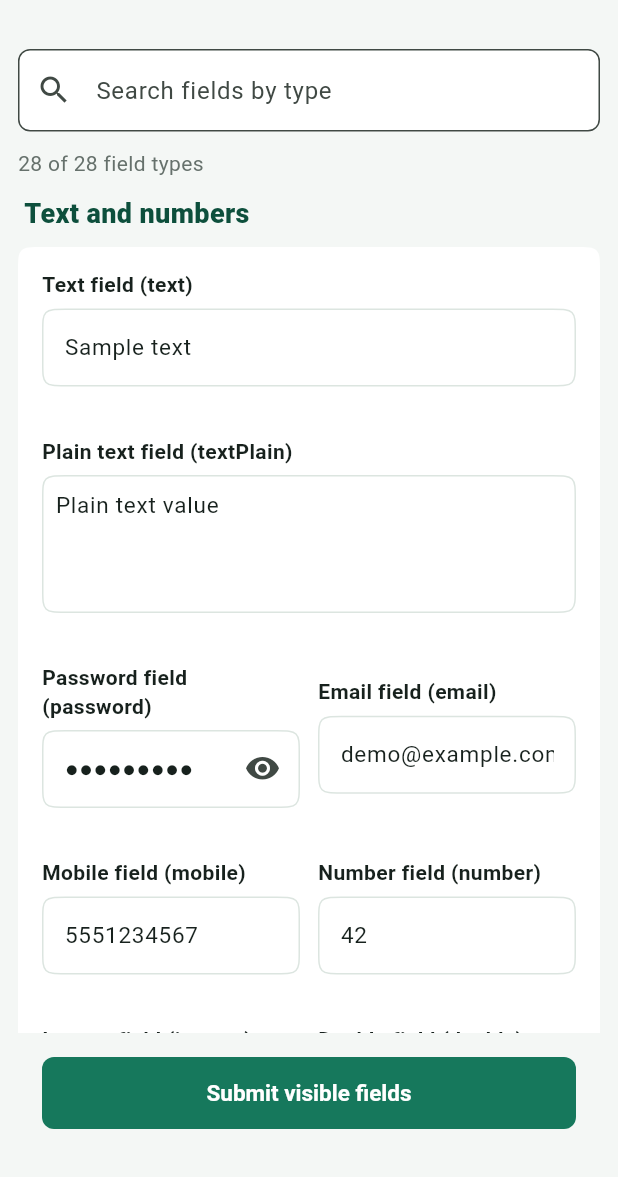
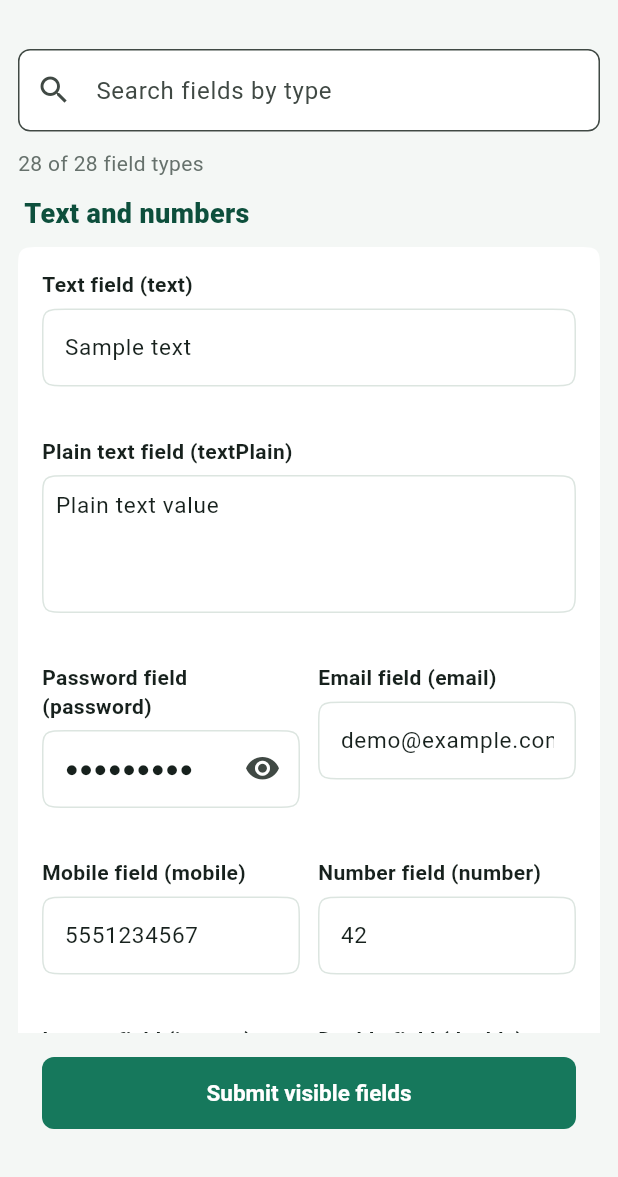
Before and after one commit to roksky/data_forms, a Flutter app: the screen it shows after launch, after a tap on "All field types", on a phone screen of 412 x 824 dp, the part 59-1236 px from its top. Run offline on Flutter 3.47's test engine with Material 3 defaults, Android fonts, the phone set to English and light mode, and no system bars; our stand-ins replace file_picker, flutter_svg, geolocator, image_cropper, image_picker; missing offline and left inert: barcode_scan2, hand_signature, mobile_scanner.

Commit message:
Align wrapped field rows

```diff
--- a/lib/widget/field.dart
+++ b/lib/widget/field.dart
@@ -2063,6 +2063,7 @@ class _GSFieldState extends State<DataFormField> {
         children: [
           Expanded(
             child: Column(
+              crossAxisAlignment: CrossAxisAlignment.stretch,
               children: [
                 Visibility(
                   visible: widget.model?.showTitle ?? false,
--- a/lib/widget/fields/repeating_group_field.dart
+++ b/lib/widget/fields/repeating_group_field.dart
@@ -135,7 +135,12 @@ class _FormRepeatingGroupFieldState extends State<FormRepeatingGroupField> {
 
       // If adding this field would exceed 12 or we have no space, start a new row
       if (currentRowSum + fieldWeight > 12 && currentRow.isNotEmpty) {
-        rows.add(Row(children: currentRow));
+        rows.add(
+          Row(
+            crossAxisAlignment: CrossAxisAlignment.start,
+            children: currentRow,
+          ),
+        );
         currentRow = [];
         currentRowSum = 0;
       }
@@ -151,7 +156,12 @@ class _FormRepeatingGroupFieldState extends State<FormRepeatingGroupField> {
 
       // If we've reached exactly 12, complete the row
       if (currentRowSum == 12) {
-        rows.add(Row(children: currentRow));
+        rows.add(
+          Row(
+            crossAxisAlignment: CrossAxisAlignment.start,
+            children: currentRow,
+          ),
+        );
         currentRow = [];
         currentRowSum = 0;
       }
@@ -159,7 +169,9 @@ class _FormRepeatingGroupFieldState extends State<FormRepeatingGroupField> {
 
     // Add any remaining fields in the last row
     if (currentRow.isNotEmpty) {
-      rows.add(Row(children: currentRow));
+      rows.add(
+        Row(crossAxisAlignment: CrossAxisAlignment.start, children: currentRow),
+      );
     }
 
     return Column(children: rows);
--- a/lib/widget/section.dart
+++ b/lib/widget/section.dart
@@ -89,12 +89,18 @@ class FormSection extends StatelessWidget {
         rows.add(
           Row(
             mainAxisAlignment: MainAxisAlignment.spaceBetween,
+            crossAxisAlignment: CrossAxisAlignment.start,
             children: childrenAtRow,
           ),
         );
         weightSum = 0;
       } else {
-        rows.add(Row(children: [Expanded(flex: 12, child: fields[i])]));
+        rows.add(
+          Row(
+            crossAxisAlignment: CrossAxisAlignment.start,
+            children: [Expanded(flex: 12, child: fields[i])],
+          ),
+        );
         i++;
       }
     }
```
